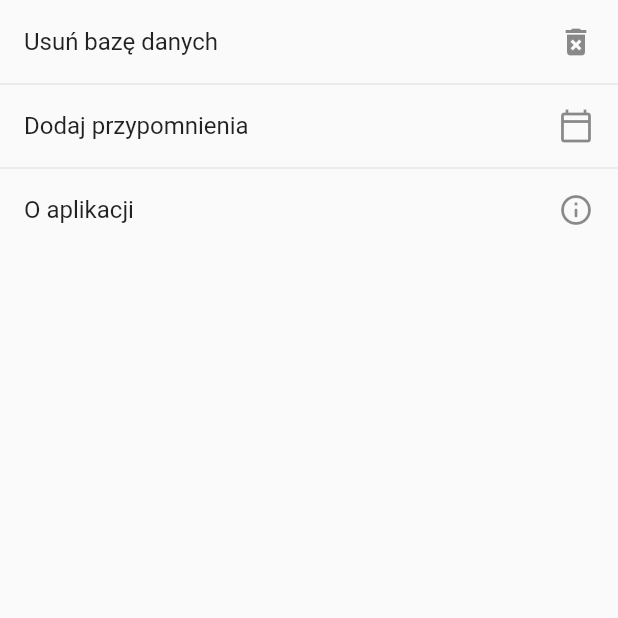
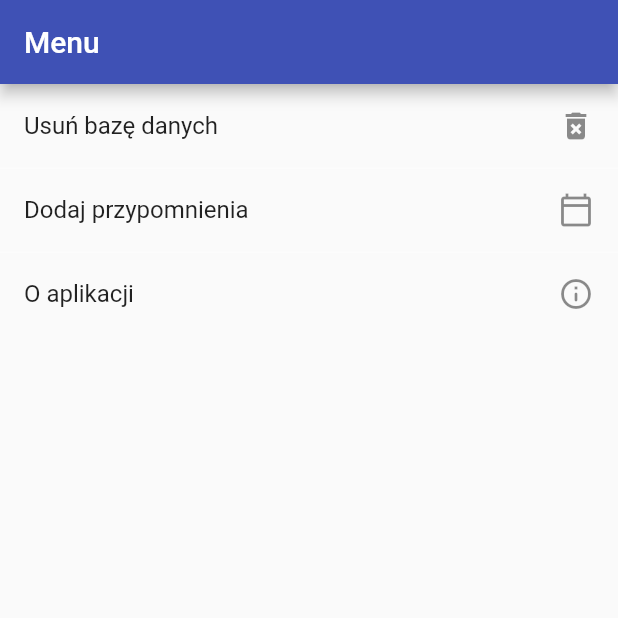
Before and after one commit to SmialyKot/ethos, a Flutter app: the Menu screen opened directly, on a phone screen of 412 x 824 dp, the top half of it. Run offline on Flutter 3.47's test engine with Material 2 defaults, Android fonts, the phone set to English and light mode, and no system bars; our stand-ins replace rflutter_alert, sqflite; accounts and stored records are empty.

Commit message:
Changed Menu to a page, gestures are a thing now

```diff
--- a/lib/menu.dart
+++ b/lib/menu.dart
@@ -17,9 +17,12 @@ class _MenuState extends State<Menu> {
 
   @override
   Widget build(BuildContext context) {
-    return ListView(
+    return Scaffold(
+      appBar: AppBar(title: Text('Menu')),
+      body: ListView(
       children: ListTile.divideTiles(
         context: context,
+        color: Colors.white60,
         tiles: [
           ListTile(
             title: Text("Usuń bazę danych"),
@@ -54,6 +57,6 @@ class _MenuState extends State<Menu> {
           ),
         ],
       ).toList(),
-    );
+    ));
   }
 }
```
Also changed, not shown: lib/main.dart (+21 -17 lines).
